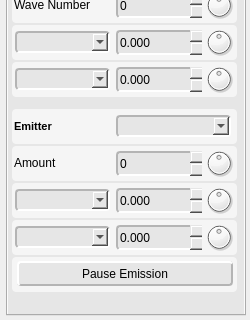
Before: the Qt Designer form ShaderEditor/qt/project/tweaker.ui in karajensen/shader-editor, drawn with Qt 5; both pictures show x 0 to 250 and y 280 to 600 of the 250 by 600 pixel window.
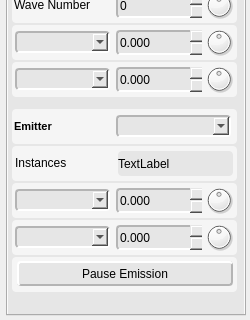
After: the same form once the commit is applied.

Commit message: adding skybox and instancing emitters

Diff of the .ui file:
```diff
--- a/ShaderEditor/qt/project/tweaker.ui
+++ b/ShaderEditor/qt/project/tweaker.ui
@@ -2576,7 +2576,7 @@
          <x>0</x>
          <y>0</y>
          <width>230</width>
-         <height>561</height>
+         <height>584</height>
         </rect>
        </property>
        <layout class="QVBoxLayout" name="meshLayout">
@@ -4007,7 +4007,13 @@
          </widget>
         </item>
         <item>
-         <widget class="QFrame" name="particleAmount">
+         <widget class="QFrame" name="instancesEmitter">
+          <property name="sizePolicy">
+           <sizepolicy hsizetype="Fixed" vsizetype="Fixed">
+            <horstretch>0</horstretch>
+            <verstretch>0</verstretch>
+           </sizepolicy>
+          </property>
           <property name="minimumSize">
            <size>
             <width>225</width>
@@ -4025,18 +4031,15 @@
 border-radius: 4px;</string>
           </property>
           <property name="frameShape">
-           <enum>QFrame::NoFrame</enum>
+           <enum>QFrame::Panel</enum>
           </property>
           <property name="frameShadow">
-           <enum>QFrame::Plain</enum>
+           <enum>QFrame::Raised</enum>
           </property>
-          <property name="lineWidth">
-           <number>0</number>
-          </property>
-          <widget class="QLabel" name="particleAmount_lbl">
+          <widget class="QLabel" name="instancesEmitter_lbl">
            <property name="geometry">
             <rect>
-             <x>2</x>
+             <x>3</x>
              <y>2</y>
              <width>100</width>
              <height>30</height>
@@ -4066,106 +4069,58 @@
              <bold>false</bold>
             </font>
            </property>
-           <property name="styleSheet">
-            <string notr="true">border-width: 0px;</string>
-           </property>
            <property name="text">
-            <string>Amount</string>
-           </property>
-           <property name="margin">
-            <number>1</number>
+            <string>Instances</string>
            </property>
           </widget>
-          <widget class="QDoubleSpinBox" name="particleAmount_value">
+          <widget class="QLabel" name="instancesEmitter_text">
            <property name="geometry">
             <rect>
-             <x>104</x>
+             <x>106</x>
              <y>5</y>
-             <width>86</width>
+             <width>115</width>
              <height>25</height>
             </rect>
            </property>
            <property name="sizePolicy">
-            <sizepolicy hsizetype="Fixed" vsizetype="Fixed">
+            <sizepolicy hsizetype="Expanding" vsizetype="Expanding">
              <horstretch>0</horstretch>
              <verstretch>0</verstretch>
             </sizepolicy>
            </property>
            <property name="minimumSize">
             <size>
-             <width>86</width>
+             <width>115</width>
              <height>25</height>
             </size>
            </property>
            <property name="maximumSize">
             <size>
-             <width>86</width>
+             <width>115</width>
              <height>25</height>
             </size>
            </property>
-           <property name="styleSheet">
-            <string notr="true">background-color: rgb(230, 230, 230);
-border-top-color: rgb(180, 180, 180);
-border-left-color: rgb(180, 180, 180);
-border-bottom-color: rgb(255, 255, 255);
-border-right-color: rgb(255, 255, 255);
-border-style: solid;
-border-width: 2px;</string>
-           </property>
-           <property name="frame">
+           <property name="autoFillBackground">
             <bool>false</bool>
            </property>
-           <property name="buttonSymbols">
-            <enum>QAbstractSpinBox::UpDownArrows</enum>
+           <property name="styleSheet">
+            <string notr="true">background-color: rgb(230, 230, 230);
+</string>
            </property>
-           <property name="decimals">
+           <property name="frameShape">
+            <enum>QFrame::NoFrame</enum>
+           </property>
+           <property name="frameShadow">
+            <enum>QFrame::Plain</enum>
+           </property>
+           <property name="lineWidth">
             <number>0</number>
            </property>
-           <property name="minimum">
-            <double>-9999.000000000000000</double>
+           <property name="text">
+            <string>TextLabel</string>
            </property>
-           <property name="maximum">
-            <double>9999.000000000000000</double>
-           </property>
-           <property name="singleStep">
-            <double>1.000000000000000</double>
-           </property>
-          </widget>
-          <widget class="QDial" name="particleAmount_dial">
-           <property name="geometry">
-            <rect>
-             <x>192</x>
-             <y>2</y>
-             <width>30</width>
-             <height>30</height>
-            </rect>
-           </property>
-           <property name="sizePolicy">
-            <sizepolicy hsizetype="Fixed" vsizetype="Fixed">
-             <horstretch>0</horstretch>
-             <verstretch>0</verstretch>
-            </sizepolicy>
-           </property>
-           <property name="minimumSize">
-            <size>
-             <width>30</width>
-             <height>30</height>
-            </size>
-           </property>
-           <property name="maximumSize">
-            <size>
-             <width>30</width>
-             <height>30</height>
-            </size>
-           </property>
-           <property name="styleSheet">
-            <string notr="true">border-width: 0px;</string>
-           </property>
-           <property name="minimum">
-            <number>-10000</number>
-           </property>
-           <property name="maximum">
-            <number>10000</number>
+           <property name="margin">
+            <number>3</number>
            </property>
           </widget>
          </widget>
```
The commit also changes 47 other files.
